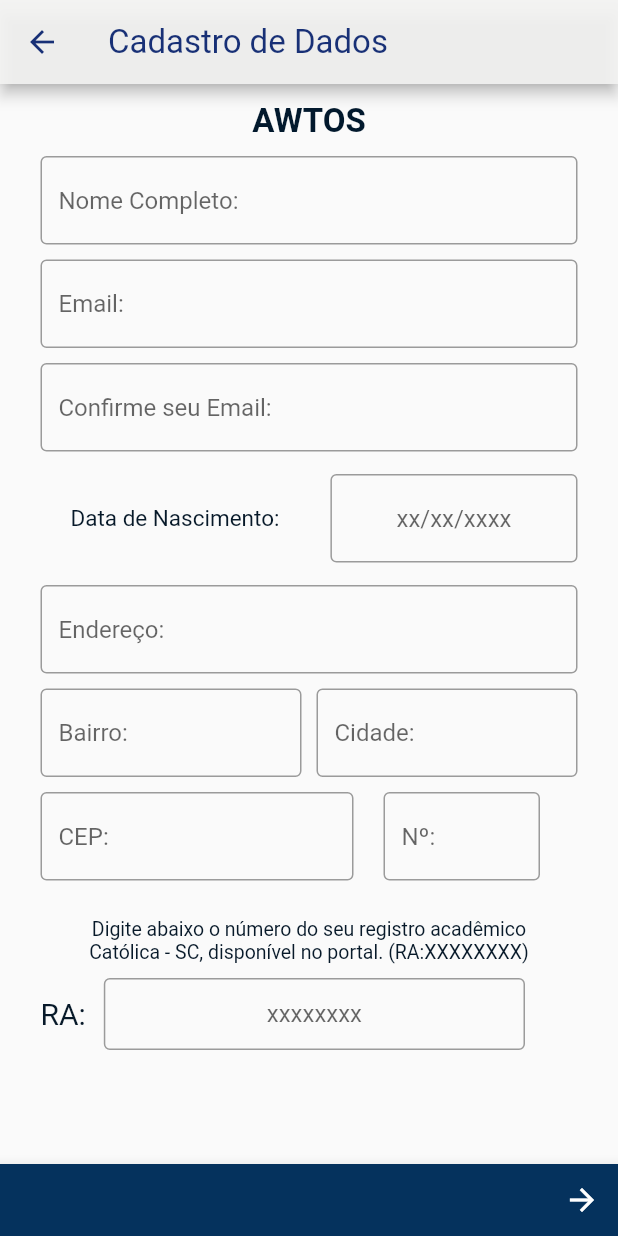
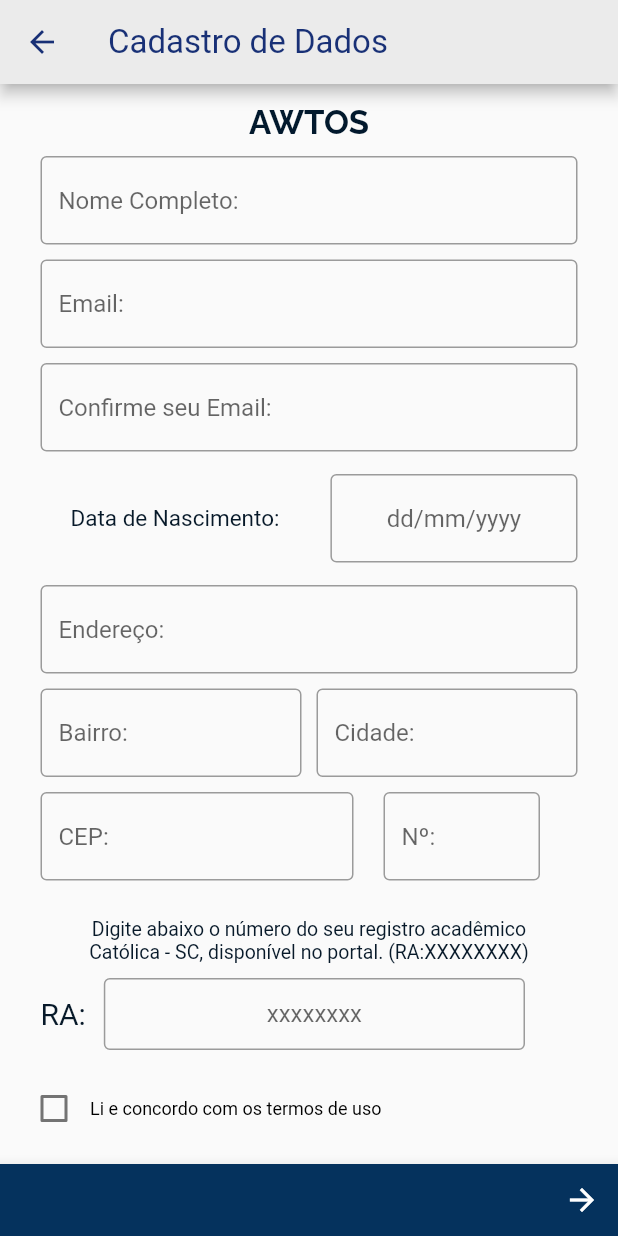
Before and after one commit to imxder/awtos, a Flutter app: the screen it shows after launch, after a tap on "CADASTRO", on a phone screen of 412 x 824 dp. Run offline on Flutter 3.47's test engine with Material 2 defaults, Android fonts, the phone set to English and light mode, and no system bars; our stand-ins replace google_maps_flutter.

Commit message:
changed logo and colors

```diff
--- a/lib/cadastro/cadastro.view.dart
+++ b/lib/cadastro/cadastro.view.dart
@@ -5,6 +5,7 @@
 import 'package:awtos/cadastro/widgets/addressField.widget.dart';
 import 'package:awtos/cadastro/widgets/nameField.widget.dart';
 import 'package:awtos/cadastro/widgets/streetNameField.widget.dart';
+import 'package:awtos/cadastro/widgets/termos.widget.dart';
 import 'package:awtos/cadastro/widgets/titulo.widget.dart';
 import 'package:awtos/cadastro/widgets/validaEmailField.widget.dart';
 import 'package:awtos/cadastro/widgets/emailField.widget.dart';
@@ -33,7 +34,7 @@
             color: Color.fromRGBO(1, 28, 105, 0.9),
           ),
         ),
-        backgroundColor: const Color.fromARGB(230, 243, 243, 242),
+        backgroundColor: const Color.fromARGB(255, 235, 235, 235),
 
         leading: IconButton(
           icon: const Icon(
@@ -120,6 +121,7 @@
           padding: EdgeInsets.fromLTRB(15, 0, 50, 15),
           child: MatriculaField(),
         ),
+        TermosCheck(),
       ],
 
     );
--- a/lib/cadastro/widgets/AddressField.widget.dart
+++ b/lib/cadastro/widgets/AddressField.widget.dart
@@ -7,11 +7,11 @@
   Widget build(BuildContext context) {
     return const TextField(
       decoration: InputDecoration(
-          hintText: 'Endereço:',
-          enabled: true,
-          border: OutlineInputBorder(
+        hintText: 'Endereço:',
+        enabled: true,
+        border: OutlineInputBorder(
           borderSide: BorderSide(
-            color: Color.fromARGB(255, 204, 218, 229),
+            color:Color.fromARGB(255, 14, 64, 6),
           ),
         ),
       ),
--- a/lib/cadastro/widgets/dataNascimento.widget.dart
+++ b/lib/cadastro/widgets/dataNascimento.widget.dart
@@ -27,7 +27,7 @@
 
             textAlign: TextAlign.center,
             decoration: InputDecoration(
-              hintText: 'xx/xx/xxxx',
+              hintText: 'dd/mm/yyyy',
               enabled: true,
               border: OutlineInputBorder(
                 borderSide: BorderSide(
--- /dev/null
+++ b/lib/cadastro/widgets/termos.widget.dart
@@ -0,0 +1,47 @@
+import 'package:flutter/material.dart';
+
+class TermosCheck extends StatefulWidget {
+  const TermosCheck({Key? key}) : super(key: key);
+
+  @override
+  _TermosCheckState createState() => _TermosCheckState();
+}
+
+class _TermosCheckState extends State<TermosCheck> {
+  bool _isChecked = false;
+
+  void _toggleCheckbox() {
+    setState(() {
+      _isChecked = !_isChecked;
+    });
+  }
+
+  @override
+  Widget build(BuildContext context) {
+     return InkWell(
+      onTap: _toggleCheckbox,
+      child: Row(
+
+        children: [
+          Checkbox(
+            value: _isChecked,
+            onChanged: (value) {
+              setState(() {
+                _isChecked = value!;
+              });
+            },
+            activeColor: Color.fromARGB(255, 0, 0, 0),
+          ),
+           // Espaçamento personalizado entre o Checkbox e o Texto.
+          Text(
+            'Li e concordo com os termos de uso',
+            style: TextStyle(
+              fontSize: 12,
+              color: _isChecked ? Color.fromARGB(255, 19, 50, 19) : Colors.black, // Mudar a cor do texto quando o Checkbox está marcado.
+            ),
+          ),
+        ],
+      ),
+    );
+  }
+}
--- a/lib/cadastro/widgets/titulo.widget.dart
+++ b/lib/cadastro/widgets/titulo.widget.dart
@@ -7,8 +7,10 @@
   Widget build(BuildContext context) {
     return const Text(
     'AWTOS',
+
       textAlign: TextAlign.center,
       style: TextStyle(
+        fontFamily: 'Raleway',
         fontSize: 22,
 
         fontWeight: FontWeight.bold,
--- a/lib/home/home.view.dart
+++ b/lib/home/home.view.dart
@@ -26,13 +26,14 @@
        // automaticallyImplyLeading: false,
         title: const Text('AWTOS',
           style: TextStyle(
+            fontFamily: 'Raleway',
             fontSize: 20,
             fontWeight: FontWeight.bold,
             color: Colors.white,
           ),
 
         ),
-        backgroundColor: const Color.fromRGBO(1, 28, 105, 0.9),
+        backgroundColor: const Color.fromARGB(255, 0, 44, 125),
       ),
 
       body: GoogleMap(
@@ -45,7 +46,7 @@
 
       bottomNavigationBar: BottomAppBar(
 
-        color: const Color.fromRGBO(1, 28, 105, 0.9),
+        color: const Color.fromARGB(255, 0, 44, 125),
         child: Row(
           mainAxisAlignment: MainAxisAlignment.end,
           children: [
--- a/lib/login/login.view.dart
+++ b/lib/login/login.view.dart
@@ -30,8 +30,8 @@
         gradient: LinearGradient(
           begin: Alignment.topCenter,
           end: Alignment.bottomCenter,
-          colors: [Colors.white, Color.fromRGBO(1, 27, 104, 0.97)],
-          stops: [0.7,0.92], // Cores do degradê
+          colors: [Colors.white, Color.fromARGB(255, 0, 44, 125)],
+          stops: [0.76,0.91], // Cores do degradê
         ),
       ),
 
@@ -42,7 +42,7 @@
           children: const [
             SizedBox(height: 110),
             Logo(),
-            SizedBox(height: 35),
+            SizedBox(height: 50),
             Padding(
               padding: EdgeInsets.symmetric(horizontal: 40),
               child: EmailField(),
@@ -54,7 +54,7 @@
             ),
             SizedBox(height: 17),
             Padding(
-              padding: EdgeInsets.symmetric(horizontal: 40),
+              padding: EdgeInsets.symmetric(horizontal: 60),
               child: LoginButton(),
             ),
             ForgetPasswordButton(),
--- a/lib/login/widgets/loginButton.widget.dart
+++ b/lib/login/widgets/loginButton.widget.dart
@@ -31,7 +31,7 @@
                 shape: RoundedRectangleBorder(
                   borderRadius: BorderRadius.circular(8.0), // Ajuste o valor do raio conforme necessário
                 ),
-                backgroundColor: Colors.red, // Cor de fundo vermelha para o botão "CADASTRAR"
+                backgroundColor: Color.fromARGB(255, 98, 0, 0), // Cor de fundo vermelha para o botão "CADASTRAR"
               ).copyWith(
                 minimumSize: MaterialStateProperty.all(const Size(0, 40)), // Ajuste a altura do botão (40 é um exemplo)
                 padding: MaterialStateProperty.all(const EdgeInsets.symmetric(horizontal: 20.0)), // Ajuste o padding horizontal conforme necessário
@@ -55,7 +55,7 @@
                 shape: RoundedRectangleBorder(
                   borderRadius: BorderRadius.circular(8.0), // Ajuste o valor do raio conforme necessário
                 ),
-                backgroundColor: Colors.blue, // Cor de fundo azul para o botão "Logar"
+                backgroundColor: const Color.fromARGB(255, 48, 53, 126), // Cor de fundo azul para o botão "Logar"
               ).copyWith(
                 minimumSize: MaterialStateProperty.all(const Size(0, 40)), // Ajuste a altura do botão (40 é um exemplo)
                 padding: MaterialStateProperty.all(const EdgeInsets.symmetric(horizontal: 35.0)), // Ajuste o padding horizontal conforme necessário
--- a/lib/login/widgets/logo.widget.dart
+++ b/lib/login/widgets/logo.widget.dart
@@ -15,9 +15,10 @@
       child: Text(
         'AWTOS',
         style: TextStyle(
-          fontSize: 55,
+          fontFamily: 'Raleway',
+          fontSize: 65,
           fontWeight: FontWeight.bold,
-          color: Color.fromARGB(255, 14, 58, 97),
+          color: Color.fromARGB(255, 0, 41, 123),
         ),
       ),
     );
--- a/lib/passageiros/passageiros.view.dart
+++ b/lib/passageiros/passageiros.view.dart
@@ -27,6 +27,7 @@
             child: Text(
               'AWTOS',
               style: TextStyle(
+                fontFamily: 'Raleway',
                 fontSize: 20,
                 fontWeight: FontWeight.bold,
                 color: Colors.white,
@@ -36,6 +37,11 @@
           backgroundColor: const Color.fromRGBO(1, 28, 105, 0.9),
         ),
 
+
+
+
+
+
       ),
     );
   }
--- a/lib/range/range.view.dart
+++ b/lib/range/range.view.dart
@@ -30,6 +30,7 @@
             child: Text(
               'AWTOS',
               style: TextStyle(
+                fontFamily: 'Raleway',
                 fontSize: 20,
                 fontWeight: FontWeight.bold,
                 color: Colors.white,
```
Also changed, not shown: pubspec.yaml (+8 -0 lines), fonts/Raleway-Bold.ttf (added), fonts/Raleway-Medium.ttf (added), fonts/Raleway-Regular.ttf (added), fonts/Raleway-SemiBold.ttf (added).
